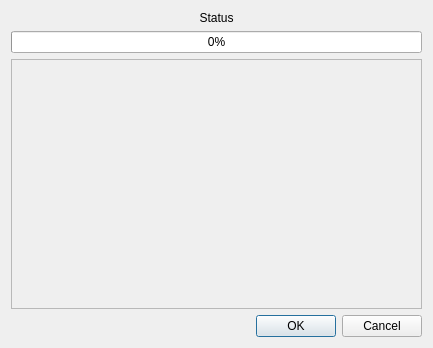
Old version of the form ui/UpdateDatabaseProgressDialog.ui in the repository CS-4820-Library-Project/COUNTER-5-Report-Tool-2020-5.0.
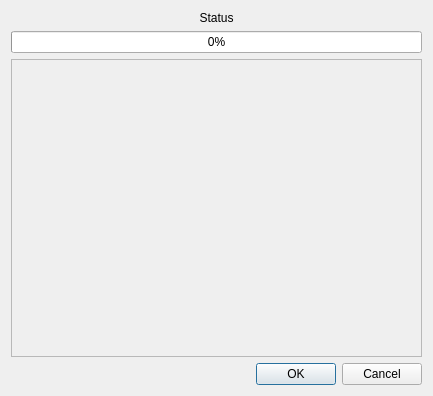
New version of the form.

What changed in the file:
```diff
--- a/ui/UpdateDatabaseProgressDialog.ui
+++ b/ui/UpdateDatabaseProgressDialog.ui
@@ -7,7 +7,7 @@
     <x>0</x>
     <y>0</y>
     <width>433</width>
-    <height>348</height>
+    <height>396</height>
    </rect>
   </property>
   <property name="windowTitle">
@@ -45,7 +45,7 @@
         <x>0</x>
         <y>0</y>
         <width>387</width>
-        <height>126</height>
+        <height>174</height>
        </rect>
       </property>
      </widget>
```
Left out of the diff: 10 changed lines with no effect on the pictures.
